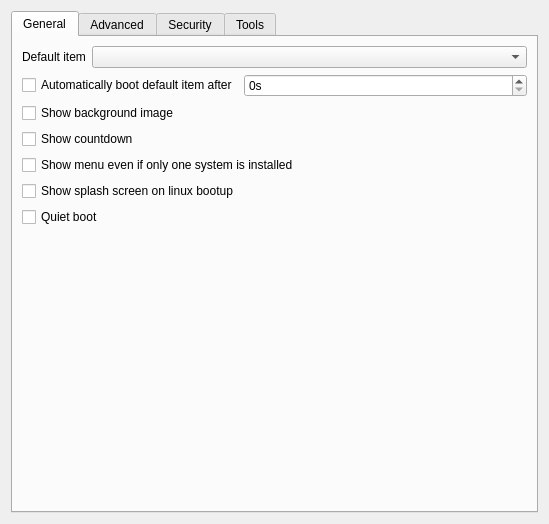
Before: the Qt Designer form kcmgrub2.ui in KDE/kcmgrub2, drawn with Qt 5.
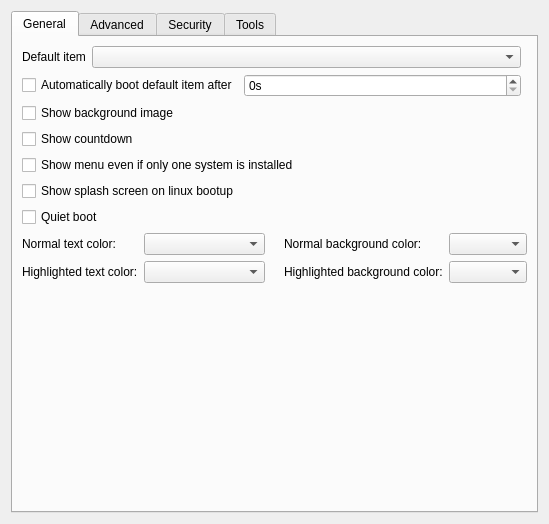
After: the same form once the commit is applied. Custom widgets are drawn as their Qt base class.

Commit message: Add support for changing Grub colors

```diff
--- a/kcmgrub2.ui
+++ b/kcmgrub2.ui
@@ -160,7 +160,143 @@
          </property>
         </widget>
        </item>
-       <item row="7" column="0">
+       <item row="7" column="0" colspan="2">
+        <layout class="QHBoxLayout" name="horizontalLayout_8">
+         <item>
+          <layout class="QHBoxLayout" name="horizontalLayout_5">
+           <item>
+            <layout class="QVBoxLayout" name="verticalLayout_4">
+             <item>
+              <widget class="QLabel" name="label_9">
+               <property name="sizePolicy">
+                <sizepolicy hsizetype="Maximum" vsizetype="Preferred">
+                 <horstretch>0</horstretch>
+                 <verstretch>0</verstretch>
+                </sizepolicy>
+               </property>
+               <property name="text">
+                <string>Normal text color:</string>
+               </property>
+              </widget>
+             </item>
+             <item>
+              <widget class="QLabel" name="label_11">
+               <property name="sizePolicy">
+                <sizepolicy hsizetype="Maximum" vsizetype="Preferred">
+                 <horstretch>0</horstretch>
+                 <verstretch>0</verstretch>
+                </sizepolicy>
+               </property>
+               <property name="text">
+                <string>Highlighted text color:</string>
+               </property>
+              </widget>
+             </item>
+            </layout>
+           </item>
+           <item>
+            <layout class="QVBoxLayout" name="verticalLayout_3">
+             <item>
+              <widget class="QComboBox" name="ntCol">
+               <property name="sizePolicy">
+                <sizepolicy hsizetype="Minimum" vsizetype="Fixed">
+                 <horstretch>0</horstretch>
+                 <verstretch>0</verstretch>
+                </sizepolicy>
+               </property>
+              </widget>
+             </item>
+             <item>
+              <widget class="QComboBox" name="htCol">
+               <property name="sizePolicy">
+                <sizepolicy hsizetype="Minimum" vsizetype="Fixed">
+                 <horstretch>0</horstretch>
+                 <verstretch>0</verstretch>
+                </sizepolicy>
+               </property>
+              </widget>
+             </item>
+            </layout>
+           </item>
+          </layout>
+         </item>
+         <item>
+          <spacer name="horizontalSpacer_2">
+           <property name="orientation">
+            <enum>Qt::Horizontal</enum>
+           </property>
+           <property name="sizeType">
+            <enum>QSizePolicy::Minimum</enum>
+           </property>
+           <property name="sizeHint" stdset="0">
+            <size>
+             <width>13</width>
+             <height>20</height>
+            </size>
+           </property>
+          </spacer>
+         </item>
+         <item>
+          <layout class="QHBoxLayout" name="horizontalLayout_7">
+           <item>
+            <layout class="QVBoxLayout" name="verticalLayout_5">
+             <item>
+              <widget class="QLabel" name="label_10">
+               <property name="sizePolicy">
+                <sizepolicy hsizetype="Maximum" vsizetype="Preferred">
+                 <horstretch>0</horstretch>
+                 <verstretch>0</verstretch>
+                </sizepolicy>
+               </property>
+               <property name="text">
+                <string>Normal background color:</string>
+               </property>
+              </widget>
+             </item>
+             <item>
+              <widget class="QLabel" name="label_12">
+               <property name="sizePolicy">
+                <sizepolicy hsizetype="Maximum" vsizetype="Preferred">
+                 <horstretch>0</horstretch>
+                 <verstretch>0</verstretch>
+                </sizepolicy>
+               </property>
+               <property name="text">
+                <string>Highlighted background color:</string>
+               </property>
+              </widget>
+             </item>
+            </layout>
+           </item>
+           <item>
+            <layout class="QVBoxLayout" name="verticalLayout_2">
+             <item>
+              <widget class="QComboBox" name="nbCol">
+               <property name="sizePolicy">
+                <sizepolicy hsizetype="Minimum" vsizetype="Fixed">
+                 <horstretch>0</horstretch>
+                 <verstretch>0</verstretch>
+                </sizepolicy>
+               </property>
+              </widget>
+             </item>
+             <item>
+              <widget class="QComboBox" name="hbCol">
+               <property name="sizePolicy">
+                <sizepolicy hsizetype="Minimum" vsizetype="Fixed">
+                 <horstretch>0</horstretch>
+                 <verstretch>0</verstretch>
+                </sizepolicy>
+               </property>
+              </widget>
+             </item>
+            </layout>
+           </item>
+          </layout>
+         </item>
+        </layout>
+       </item>
+       <item row="8" column="0">
         <spacer name="verticalSpacer_3">
          <property name="orientation">
           <enum>Qt::Vertical</enum>
```
The commit also changes 2 other files.
